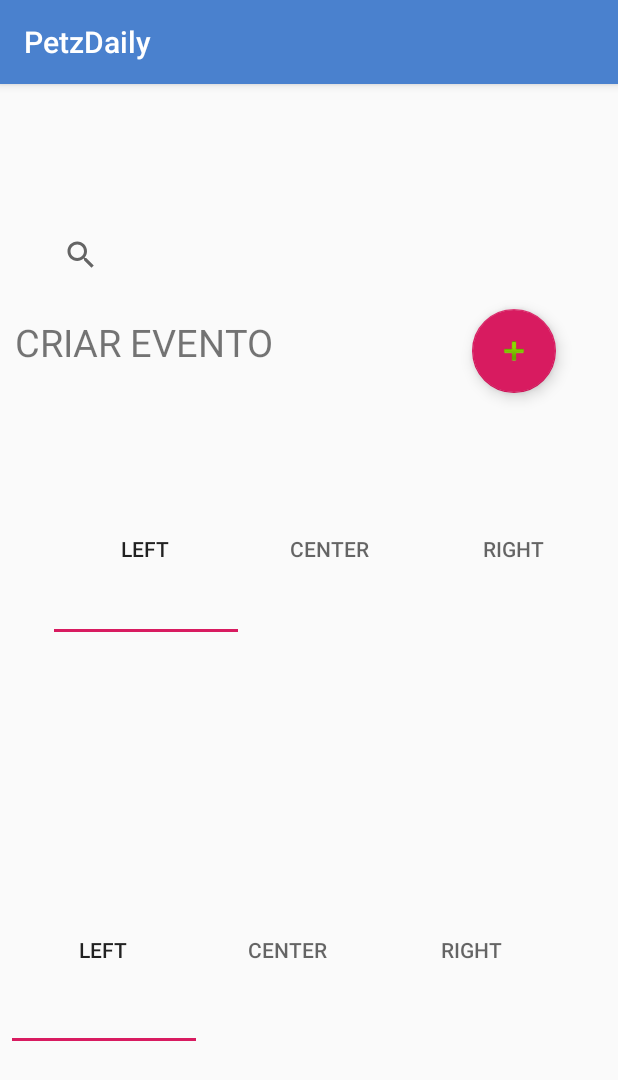
After one commit to Panteraetec/PetzDaily, an Android app: the petz_eventos screen opened directly, with no data from a screen before it, on a phone screen of 412 x 824 dp. The commit adds this screen. Shown: the top 1080 px of the screen. Run offline under Robolectric (Android 15) with nearby library versions, the phone set to English and light mode, and no system bars.

Commit message:
MODIFICAÇÃO 29/03/2019 - EDUARDO

```diff
--- a/PetzDailyCadastro/app/src/main/AndroidManifest.xml
+++ b/PetzDailyCadastro/app/src/main/AndroidManifest.xml
@@ -26,6 +26,7 @@
             android:name=".ActivityPetzDailyNavigation"
             android:label="@string/title_activity_petz_daily_navigation"
             android:theme="@style/AppTheme.NoActionBar" />
+        <activity android:name=".petz_eventos"></activity>
     </application>
 
 </manifest>
--- /dev/null
+++ b/PetzDailyCadastro/app/src/main/java/com/example/aluno/petzdaily_cadastro/petz_eventos.java
@@ -0,0 +1,13 @@
+package com.example.aluno.petzdaily_cadastro;
+
+import android.support.v7.app.AppCompatActivity;
+import android.os.Bundle;
+
+public class petz_eventos extends AppCompatActivity {
+
+    @Override
+    protected void onCreate(Bundle savedInstanceState) {
+        super.onCreate(savedInstanceState);
+        setContentView(R.layout.activity_petz_eventos);
+    }
+}
--- /dev/null
+++ b/PetzDailyCadastro/app/src/main/res/layout/activity_petz_eventos.xml
@@ -0,0 +1,128 @@
+<?xml version="1.0" encoding="utf-8"?>
+<android.support.constraint.ConstraintLayout xmlns:android="http://schemas.android.com/apk/res/android"
+    xmlns:app="http://schemas.android.com/apk/res-auto"
+    xmlns:tools="http://schemas.android.com/tools"
+    android:layout_width="match_parent"
+    android:layout_height="match_parent"
+    tools:context=".petz_eventos">
+
+    <android.support.design.widget.FloatingActionButton
+        android:id="@+id/floatingActionButton2"
+        android:layout_width="wrap_content"
+        android:layout_height="wrap_content"
+        android:layout_marginStart="50dp"
+        android:layout_marginLeft="50dp"
+        android:layout_marginTop="15dp"
+        android:layout_marginEnd="62dp"
+        android:layout_marginRight="62dp"
+        android:clickable="true"
+        app:layout_constraintEnd_toEndOf="parent"
+        app:layout_constraintStart_toEndOf="@+id/textView"
+        app:layout_constraintTop_toBottomOf="@+id/searchView"
+        app:srcCompat="@android:drawable/ic_input_add" />
+
+    <TextView
+        android:id="@+id/textView"
+        android:layout_width="179dp"
+        android:layout_height="28dp"
+        android:layout_marginStart="30dp"
+        android:layout_marginLeft="30dp"
+        android:layout_marginTop="20dp"
+        android:layout_marginEnd="75dp"
+        android:layout_marginRight="75dp"
+        android:text="@string/txtIE"
+        android:textSize="25sp"
+        app:layout_constraintEnd_toStartOf="@+id/floatingActionButton2"
+        app:layout_constraintStart_toStartOf="parent"
+        app:layout_constraintTop_toBottomOf="@+id/searchView" />
+
+    <android.support.design.widget.TabLayout
+        android:id="@+id/tabLayout"
+        android:layout_width="368dp"
+        android:layout_height="111dp"
+        android:layout_marginStart="8dp"
+        android:layout_marginLeft="8dp"
+        android:layout_marginTop="48dp"
+        android:layout_marginEnd="8dp"
+        android:layout_marginRight="8dp"
+        app:layout_constraintEnd_toEndOf="parent"
+        app:layout_constraintHorizontal_bias="1.0"
+        app:layout_constraintStart_toStartOf="parent"
+        app:layout_constraintTop_toBottomOf="@+id/floatingActionButton2">
+
+        <android.support.design.widget.TabItem
+            android:layout_width="wrap_content"
+            android:layout_height="wrap_content"
+            android:text="Left" />
+
+        <android.support.design.widget.TabItem
+            android:layout_width="wrap_content"
+            android:layout_height="wrap_content"
+            android:text="Center" />
+
+        <android.support.design.widget.TabItem
+            android:layout_width="wrap_content"
+            android:layout_height="wrap_content"
+            android:text="Right" />
+    </android.support.design.widget.TabLayout>
+
+    <android.support.design.widget.TabLayout
+        android:layout_width="368dp"
+        android:layout_height="121dp"
+        android:layout_marginStart="8dp"
+        android:layout_marginLeft="8dp"
+        android:layout_marginTop="14dp"
+        android:layout_marginEnd="8dp"
+        android:layout_marginRight="8dp"
+        android:layout_marginBottom="2dp"
+        app:layout_constraintBottom_toBottomOf="parent"
+        app:layout_constraintEnd_toEndOf="parent"
+        app:layout_constraintHorizontal_bias="0.0"
+        app:layout_constraintStart_toStartOf="parent"
+        app:layout_constraintTop_toBottomOf="@+id/tabLayout"
+        app:layout_constraintVertical_bias="0.517">
+
+        <android.support.design.widget.TabItem
+            android:layout_width="wrap_content"
+            android:layout_height="wrap_content"
+            android:text="Left" />
+
+        <android.support.design.widget.TabItem
+            android:layout_width="wrap_content"
+            android:layout_height="wrap_content"
+            android:text="Center" />
+
+        <android.support.design.widget.TabItem
+            android:layout_width="wrap_content"
+            android:layout_height="wrap_content"
+            android:text="Right" />
+    </android.support.design.widget.TabLayout>
+
+    <SearchView
+        android:id="@+id/searchView"
+        android:layout_width="290dp"
+        android:layout_height="41dp"
+        android:layout_marginStart="16dp"
+        android:layout_marginLeft="16dp"
+        android:layout_marginTop="13dp"
+        android:layout_marginEnd="78dp"
+        android:layout_marginRight="78dp"
+        app:layout_constraintEnd_toEndOf="parent"
+        app:layout_constraintStart_toStartOf="parent"
+        app:layout_constraintTop_toBottomOf="@+id/imageView5" />
+
+    <ImageView
+        android:id="@+id/imageView5"
+        android:layout_width="98dp"
+        android:layout_height="72dp"
+        android:layout_marginStart="8dp"
+        android:layout_marginLeft="8dp"
+        android:layout_marginTop="8dp"
+        android:layout_marginEnd="278dp"
+        android:layout_marginRight="278dp"
+        app:layout_constraintEnd_toEndOf="parent"
+        app:layout_constraintStart_toStartOf="parent"
+        app:layout_constraintTop_toTopOf="parent"
+        tools:srcCompat="@tools:sample/avatars[0]" />
+
+</android.support.constraint.ConstraintLayout>
--- a/PetzDailyCadastro/app/src/main/res/values/strings.xml
+++ b/PetzDailyCadastro/app/src/main/res/values/strings.xml
@@ -49,4 +49,7 @@
     <string name="permission_rationale">"Contacts permissions are needed for providing email
         completions."
     </string>
+
+    <!--Eventos-->
+    <string name="txtIE">CRIAR EVENTO</string>
 </resources>
```
